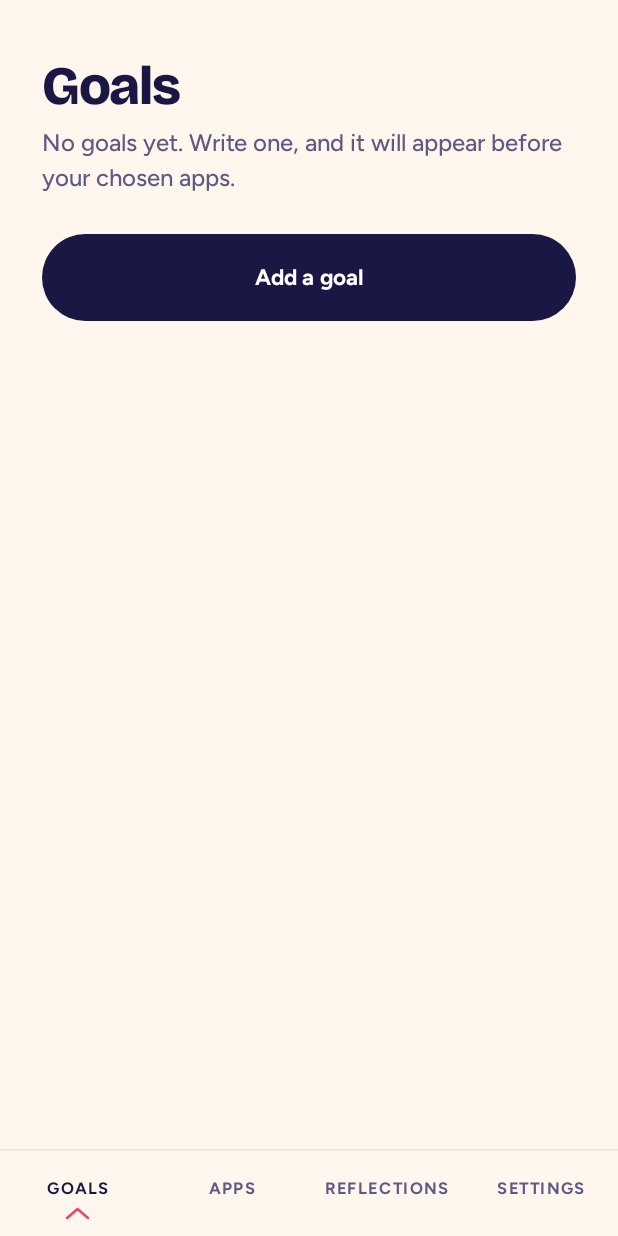
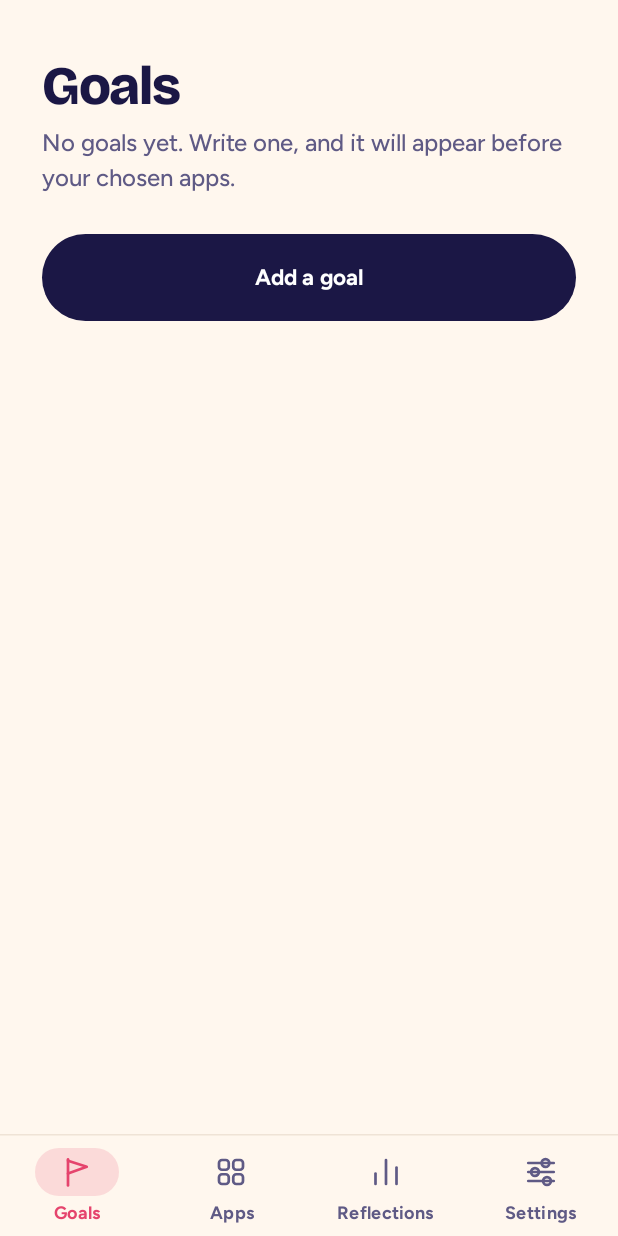
Before and after one commit to jackelamen/Goal-Gate, an Android app built with Jetpack Compose: the composable HomeScreen shown on its own in the app's theme, on a phone screen of 412 x 824 dp. Run offline under Robolectric (Android 15) with nearby library versions, the phone set to English and light mode, and no system bars; our stand-ins replace Room's generated code.

Commit message:
Even out the bottom tab bar and fix the squeezed Remove button
- Each tab is now an icon over a word, in four equal columns. The icons are
  the same size, so the bar looks evenly spaced however long the words are,
  and all four words share one size (smaller together, never one by one).
  The selected tab gets a soft pill instead of the small peak.
- Downtime hours: the two times shrink to fit and Remove stays on one line;
  on narrow screens with large text, Remove moves under the times.

Co-Authored-By: Claude Sonnet 5.5 <noreply@anthropic.com>
Claude-Session: https://claude.ai/code/session_01Fdt8wT24E93NCBEWefnwZV

```diff
--- a/app/src/main/java/com/goalgate/app/ui/MainActivity.kt
+++ b/app/src/main/java/com/goalgate/app/ui/MainActivity.kt
@@ -6,7 +6,25 @@ import android.os.Bundle
 import androidx.compose.foundation.Canvas
 import androidx.compose.animation.core.animateFloatAsState
 import androidx.compose.runtime.LaunchedEffect
+import androidx.compose.ui.geometry.CornerRadius
 import androidx.compose.ui.geometry.Offset
+import androidx.compose.ui.geometry.Size
+import androidx.compose.ui.graphics.Color
+import androidx.compose.ui.graphics.Path
+import androidx.compose.ui.graphics.StrokeJoin
+import androidx.compose.ui.graphics.drawscope.DrawScope
+import androidx.compose.ui.graphics.drawscope.Stroke
+import androidx.compose.ui.platform.LocalDensity
+import androidx.compose.ui.semantics.contentDescription
+import androidx.compose.ui.semantics.selected
+import androidx.compose.ui.semantics.semantics
+import androidx.compose.ui.text.TextStyle
+import androidx.compose.ui.text.rememberTextMeasurer
+import androidx.compose.ui.text.style.TextAlign
+import androidx.compose.ui.unit.Dp
+import androidx.compose.foundation.layout.BoxWithConstraints
+import androidx.compose.foundation.shape.CircleShape
+import androidx.compose.runtime.remember
 import androidx.compose.ui.graphics.StrokeCap
 import androidx.activity.ComponentActivity
 import androidx.activity.compose.BackHandler
@@ -228,49 +246,120 @@ private fun HomeScreen(
             }
         }
 
-        // The bottom bar: four words, no icons to decode.
+        // The bottom bar: four equal columns, each an icon over a word. The icons are the
+        // same size, so the columns look evenly spaced however long the words are, and the
+        // four words share one size (see tabLabelStyle).
         HorizontalDivider(color = MaterialTheme.colorScheme.outlineVariant)
-        Row(
+        BoxWithConstraints(
             Modifier
                 .fillMaxWidth()
                 .background(MaterialTheme.colorScheme.background)
                 .navigationBarsPadding(),
         ) {
+            val tabs = listOf(
+                Triple(Tab.GOALS, TabIcon.GOALS, stringResource(R.string.tab_goals)),
+                Triple(Tab.APPS, TabIcon.APPS, stringResource(R.string.tab_apps)),
+                Triple(Tab.REFLECTIONS, TabIcon.REFLECTIONS, stringResource(R.string.tab_reflections)),
+                Triple(Tab.SETTINGS, TabIcon.SETTINGS, stringResource(R.string.tab_settings)),
+            )
+            val barWidth = minOf(maxWidth, 560.dp)
+            val label = tabLabelStyle(tabs.map { it.third }, barWidth / tabs.size - 8.dp)
             Row(Modifier.readableWidth()) {
-                TabButton(stringResource(R.string.tab_goals), tab == Tab.GOALS, Modifier.weight(1f)) { onTabChange(Tab.GOALS) }
-                TabButton(stringResource(R.string.tab_apps), tab == Tab.APPS, Modifier.weight(1f)) { onTabChange(Tab.APPS) }
-                TabButton(stringResource(R.string.tab_reflections), tab == Tab.REFLECTIONS, Modifier.weight(1f)) { onTabChange(Tab.REFLECTIONS) }
-                TabButton(stringResource(R.string.tab_settings), tab == Tab.SETTINGS, Modifier.weight(1f)) { onTabChange(Tab.SETTINGS) }
+                for ((value, icon, text) in tabs) {
+                    TabButton(text, icon, label, tab == value, Modifier.weight(1f)) { onTabChange(value) }
+                }
             }
         }
     }
 }
 
+/**
+ * One text style for all four tab words: the normal size, or, if the longest
+ * word would not fit its column (a narrow screen, large text), the same smaller
+ * size for every word, so the bar never looks uneven.
+ */
 @Composable
-private fun TabButton(text: String, selected: Boolean, modifier: Modifier, onClick: () -> Unit) {
+private fun tabLabelStyle(labels: List<String>, columnWidth: Dp): TextStyle {
+    val measurer = rememberTextMeasurer()
+    val density = LocalDensity.current
+    val base = MaterialTheme.typography.labelMedium.copy(fontSize = 12.sp, letterSpacing = 0.2.sp)
+    return remember(labels, columnWidth, base, density) {
+        val available = with(density) { columnWidth.toPx() }
+        val widest = labels.maxOf { measurer.measure(it, base, maxLines = 1, softWrap = false).size.width }
+        if (widest <= available) base else base.copy(fontSize = (12f * available / widest).coerceAtLeast(9f).sp)
+    }
+}
+
+/** The four icons, drawn as fine rounded lines in the same hand as the summit mark. */
+private enum class TabIcon { GOALS, APPS, REFLECTIONS, SETTINGS }
+
+@Composable
+private fun TabButton(text: String, icon: TabIcon, style: TextStyle, selected: Boolean, modifier: Modifier, onClick: () -> Unit) {
+    val accent = LocalAccent.current.accent
     val color by animateColorAsState(
-        if (selected) MaterialTheme.colorScheme.onSurface else MaterialTheme.colorScheme.onSurfaceVariant,
+        if (selected) accent else MaterialTheme.colorScheme.onSurfaceVariant,
         label = "tabColor",
     )
-    // The selected tab is marked by a tiny peak (the summit mark, reduced to its
-    // ridge) that rises from nothing.
-    val rise by animateFloatAsState(if (selected) 1f else 0f, label = "tabPeak")
-    val accent = LocalAccent.current.accent
+    // A soft pill grows behind the selected icon.
+    val pill by animateFloatAsState(if (selected) 1f else 0f, label = "tabPill")
 
     Column(
         horizontalAlignment = Alignment.CenterHorizontally,
         modifier = modifier
             .clickable(role = Role.Tab, onClick = onClick)
-            .padding(top = 18.dp, bottom = 12.dp),
+            .padding(top = 8.dp, bottom = 8.dp)
+            .semantics { contentDescription = text; this.selected = selected },
     ) {
-        FitText(text.uppercase(), MaterialTheme.typography.labelMedium, color, minFontSize = 8.sp)
-        Spacer(Modifier.height(7.dp))
-        Canvas(Modifier.size(width = 14.dp, height = 6.dp)) {
-            if (rise > 0f) {
-                val h = size.height * rise
-                val stroke = 1.6.dp.toPx()
-                drawLine(accent, Offset(0f, size.height), Offset(size.width / 2, size.height - h), stroke, StrokeCap.Round)
-                drawLine(accent, Offset(size.width / 2, size.height - h), Offset(size.width, size.height), stroke, StrokeCap.Round)
+        Box(contentAlignment = Alignment.Center, modifier = Modifier.size(width = 56.dp, height = 32.dp)) {
+            Box(
+                Modifier
+                    .size(width = 56.dp * pill, height = 32.dp)
+                    .background(accent.copy(alpha = 0.16f * pill), CircleShape),
+            )
+            Canvas(Modifier.size(24.dp)) { drawTabIcon(icon, color) }
+        }
+        Spacer(Modifier.height(4.dp))
+        Text(
+            text,
+            style = style,
+            color = color,
+            maxLines = 1,
+            softWrap = false,
+            textAlign = TextAlign.Center,
+            modifier = Modifier.fillMaxWidth(),
+        )
+    }
+}
+
+/** Draws [icon] in a 24 by 24 box with a 1.8 dp rounded line. */
+private fun DrawScope.drawTabIcon(icon: TabIcon, color: Color) {
+    val u = size.width / 24f
+    val line = Stroke(width = 1.8.dp.toPx(), cap = StrokeCap.Round, join = StrokeJoin.Round)
+    fun p(x: Float, y: Float) = Offset(x * u, y * u)
+    when (icon) {
+        // A flag on a pole: the goal you are heading for.
+        TabIcon.GOALS -> {
+            drawLine(color, p(6f, 21f), p(6f, 3.5f), line.width, StrokeCap.Round)
+            drawPath(
+                Path().apply { moveTo(6f * u, 4.5f * u); lineTo(18.5f * u, 8.5f * u); lineTo(6f * u, 13f * u) },
+                color, style = line,
+            )
+        }
+        // Four rounded tiles.
+        TabIcon.APPS -> for ((x, y) in listOf(4f to 4f, 13.5f to 4f, 4f to 13.5f, 13.5f to 13.5f)) {
+            drawRoundRect(color, p(x, y), Size(6.5f * u, 6.5f * u), CornerRadius(2f * u), style = line)
+        }
+        // Three bars of different heights: the week.
+        TabIcon.REFLECTIONS -> {
+            drawLine(color, p(5f, 20f), p(5f, 13f), line.width, StrokeCap.Round)
+            drawLine(color, p(12f, 20f), p(12f, 4f), line.width, StrokeCap.Round)
+            drawLine(color, p(19f, 20f), p(19f, 9f), line.width, StrokeCap.Round)
+        }
+        // Three sliders.
+        TabIcon.SETTINGS -> {
+            for ((y, knob) in listOf(6f to 15f, 12f to 8f, 18f to 16f)) {
+                drawLine(color, p(3.5f, y), p(20.5f, y), line.width, StrokeCap.Round)
+                drawCircle(color, 2.6f * u, p(knob, y), style = line)
             }
         }
     }
```
Also changed, not shown: app/src/main/java/com/goalgate/app/ui/ScheduleSettings.kt (+34 -19 lines).
